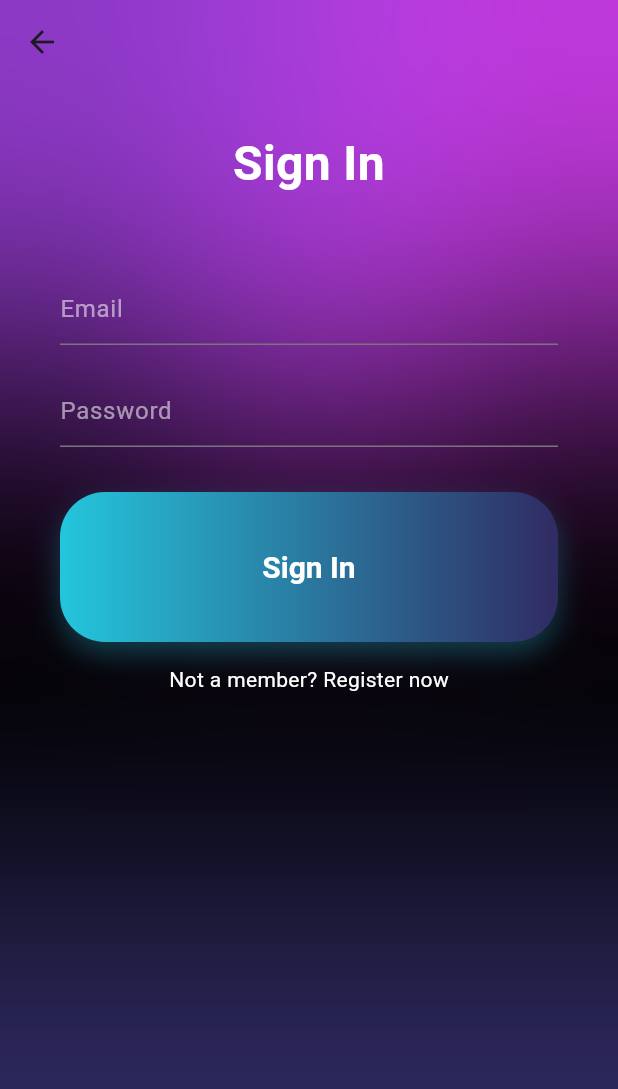
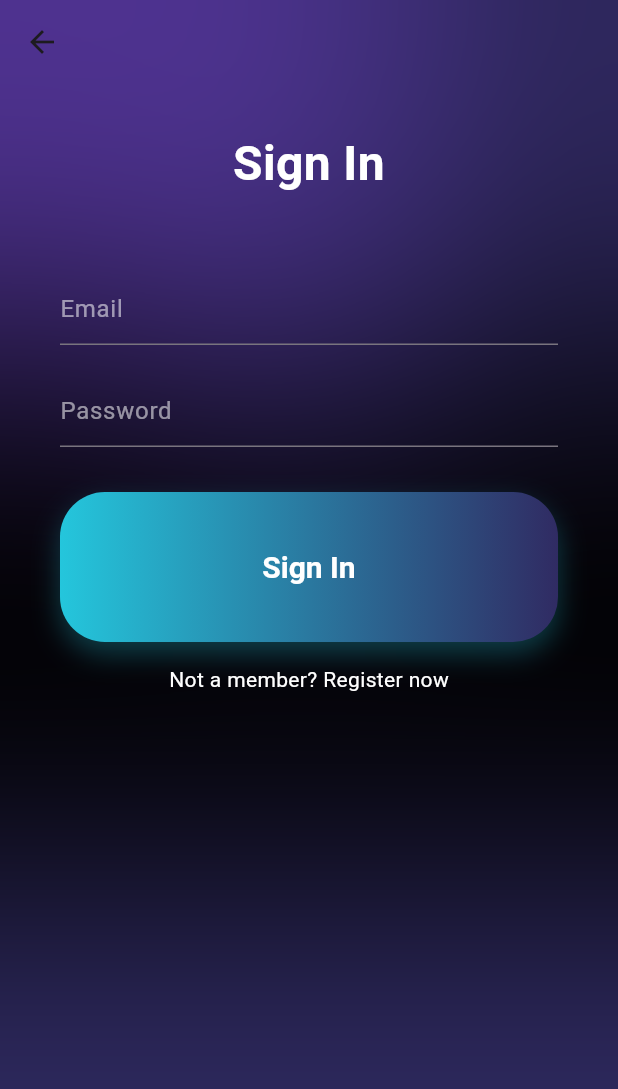
Before and after one commit to atkndmrcoglu/Lyra-Music-Listen-App, a Flutter app: the screen it shows after launch, after a tap on "Sign In", on a phone screen of 412 x 824 dp. Shown: the top 1089 px of the screen. Run offline on Flutter 3.47's test engine with Material 3 defaults, Android fonts, the phone set to English and light mode, and no system bars; our stand-ins replace firebase_core; accounts and stored records are empty.

Commit message:
Color replacement

```diff
--- a/lib/presentation/prelude/pages/sign_in_page.dart
+++ b/lib/presentation/prelude/pages/sign_in_page.dart
@@ -112,7 +112,7 @@ class SignInPage extends StatelessWidget {
           child: Container(
             height: 400,
             width: 600,
-            decoration: const BoxDecoration(shape: BoxShape.circle, color: Colors.purpleAccent),
+            decoration: const BoxDecoration(shape: BoxShape.circle, color: LyraColors.primary),
           ),
         ),
         Align(
```
